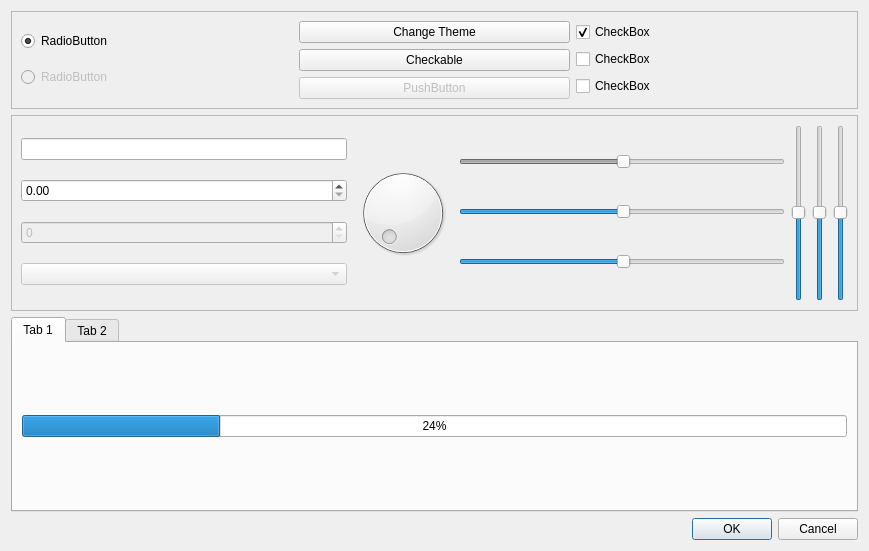
Above: molde/stylesheets/example.ui from andrefpf/molde before the change. Below: the same form after it.
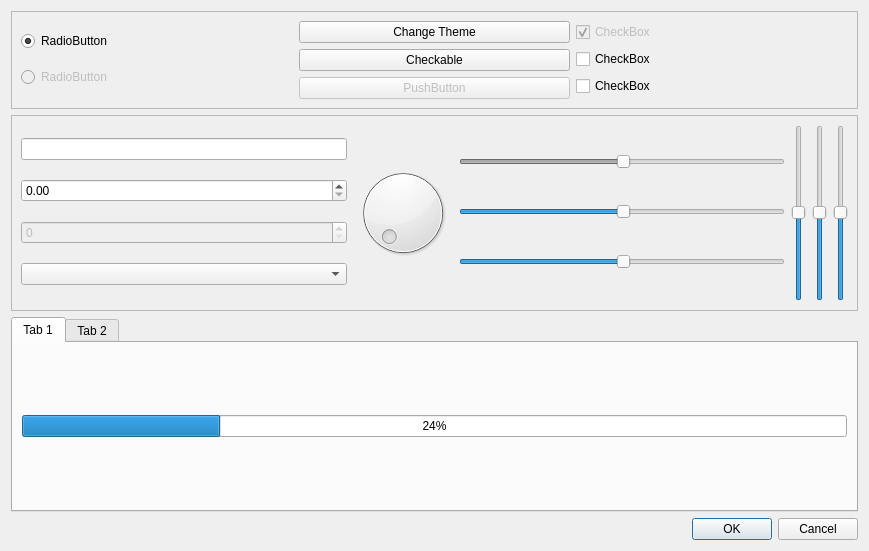
That is the form after the change.

```diff
--- a/molde/stylesheets/example.ui
+++ b/molde/stylesheets/example.ui
@@ -102,6 +102,9 @@
        <layout class="QVBoxLayout" name="verticalLayout_6">
         <item>
          <widget class="QCheckBox" name="checkBox_3">
+          <property name="enabled">
+           <bool>false</bool>
+          </property>
           <property name="text">
            <string>CheckBox</string>
           </property>
@@ -165,7 +168,7 @@
         <item>
          <widget class="QComboBox" name="comboBox">
           <property name="enabled">
-           <bool>false</bool>
+           <bool>true</bool>
           </property>
          </widget>
         </item>
```
Left out of the diff: 9 changed lines with no effect on the pictures.
